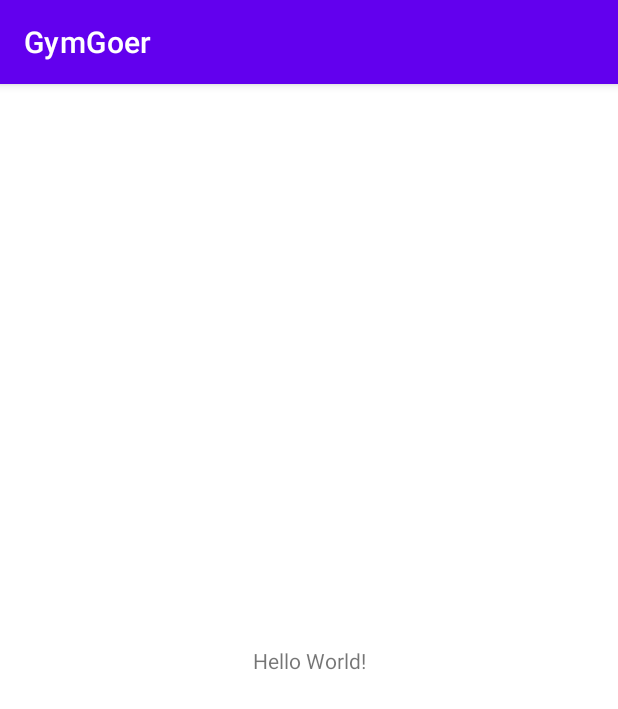
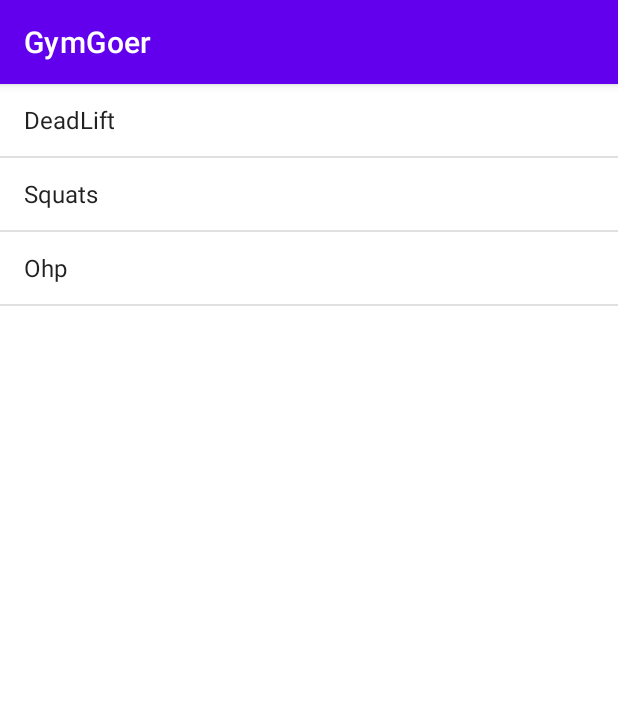
Before and after one commit to johanhornblad/GymGoer, an Android app: the screen it shows after launch (MainActivity), on a phone screen of 412 x 824 dp. Shown: the top 709 px of the screen. Run offline under Robolectric (Android 15) with nearby library versions, the phone set to English and light mode, and no system bars.

Commit message:
creats list and changes activity

```diff
--- a/app/src/main/java/com/example/gymgoer/MainActivity.kt
+++ b/app/src/main/java/com/example/gymgoer/MainActivity.kt
@@ -1,11 +1,24 @@
 package com.example.gymgoer
 
+import android.content.Intent
 import androidx.appcompat.app.AppCompatActivity
 import android.os.Bundle
+import android.widget.ArrayAdapter
+import android.widget.ListView
+import android.widget.Toast
 
 class MainActivity : AppCompatActivity() {
     override fun onCreate(savedInstanceState: Bundle?) {
         super.onCreate(savedInstanceState)
         setContentView(R.layout.activity_main)
+
+        val listView = findViewById<ListView>(R.id.listLView)
+        val names = arrayOf("DeadLift", "Squats", "Ohp")
+        val arrayAdapter :ArrayAdapter<String> = ArrayAdapter(this, android.R.layout.simple_list_item_1, names)
+        listView.adapter = arrayAdapter
+        val intent: Intent = Intent(this, EditExercise::class.java)
+        listView.setOnItemClickListener{adapterView, view, i ,l ->
+            startActivity(intent)
+            Toast.makeText(this, "Item Selected " + names[i], Toast.LENGTH_LONG).show()}
     }
 }
--- a/app/src/main/res/layout/activity_main.xml
+++ b/app/src/main/res/layout/activity_main.xml
@@ -1,18 +1,13 @@
 <?xml version="1.0" encoding="utf-8"?>
-<androidx.constraintlayout.widget.ConstraintLayout xmlns:android="http://schemas.android.com/apk/res/android"
+<LinearLayout xmlns:android="http://schemas.android.com/apk/res/android"
     xmlns:app="http://schemas.android.com/apk/res-auto"
     xmlns:tools="http://schemas.android.com/tools"
     android:layout_width="match_parent"
     android:layout_height="match_parent"
     tools:context=".MainActivity">
 
-    <TextView
-        android:layout_width="wrap_content"
-        android:layout_height="wrap_content"
-        android:text="Hello World!"
-        app:layout_constraintBottom_toBottomOf="parent"
-        app:layout_constraintEnd_toEndOf="parent"
-        app:layout_constraintStart_toStartOf="parent"
-        app:layout_constraintTop_toTopOf="parent" />
+    <ListView android:id="@+id/listLView"
+        android:layout_width="match_parent"
+        android:layout_height="match_parent"/>
 
-</androidx.constraintlayout.widget.ConstraintLayout>
+</LinearLayout>
--- a/build.gradle
+++ b/build.gradle
@@ -2,7 +2,7 @@
 plugins {
     id 'com.android.application' version '7.2.1' apply false
     id 'com.android.library' version '7.2.1' apply false
-    id 'org.jetbrains.kotlin.android' version '1.6.10' apply false
+    id 'org.jetbrains.kotlin.android' version '1.7.0' apply false
 }
 
 task clean(type: Delete) {
```
Also changed, not shown: app/src/main/AndroidManifest.xml (+8 -0 lines), app/src/main/java/com/example/gymgoer/EditExercise.kt (added, +11 -0 lines), app/src/main/res/layout/activity_edit_exercise.xml (added, +9 -0 lines).
